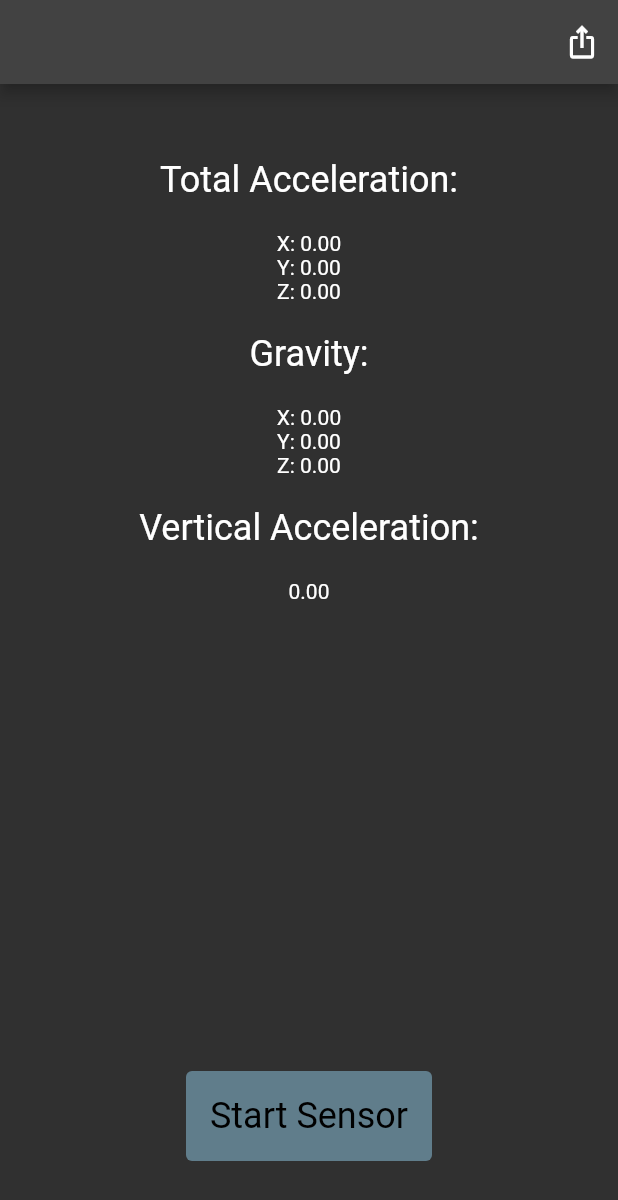
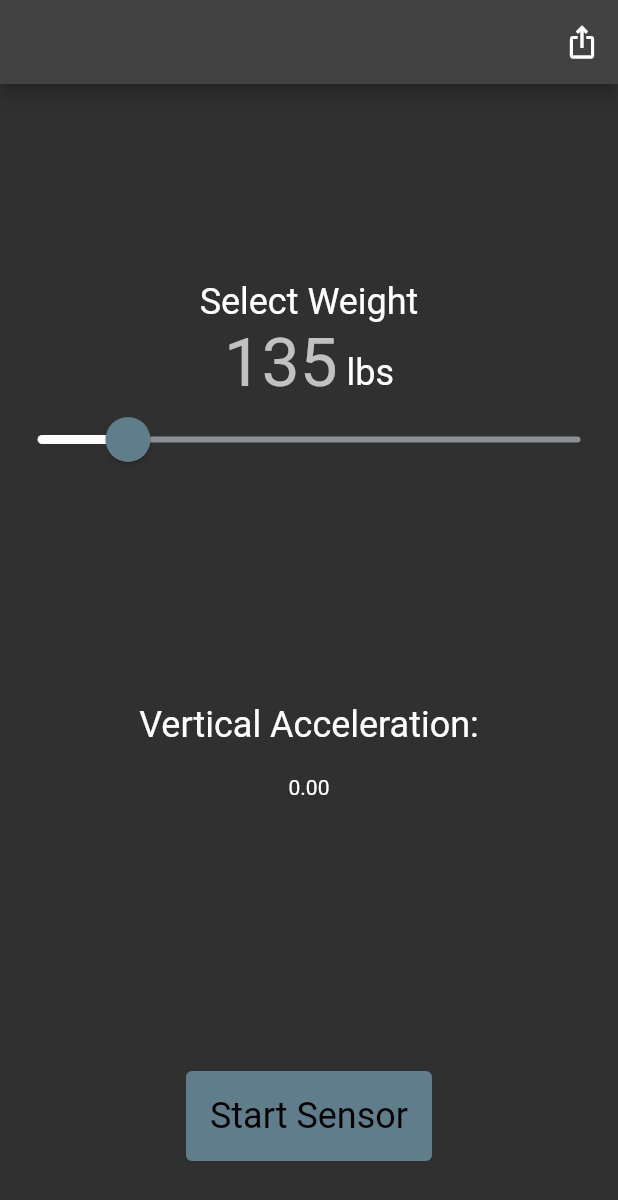
Before and after one commit to calexluke/smart_barbell_collar, a Flutter app: the SensorViewPage screen opened directly with empty values, on a phone screen of 412 x 824 dp. Shown: the top 1200 px of the screen. Run offline on Flutter 3.47's test engine with Material 2 defaults, Android fonts, the phone set to English and light mode, and no system bars; our stand-ins replace sensors_plus, share_plus.

Commit message:
Add slider to allow user to select weight on the bar

```diff
--- a/lib/home_view.dart
+++ b/lib/home_view.dart
@@ -45,10 +45,14 @@ class _HomeViewState extends State<HomeView> {
                     isScrollControlled: true,
                     context: context,
                     builder: (BuildContext context) {
-                      return Container(
-                          height: MediaQuery.of(context).size.height * 0.8,
-                          child:
-                            SensorViewPage(title: _selectedExercise.displayString)
+                      return SingleChildScrollView(
+                        padding: EdgeInsets.only(
+                            bottom: MediaQuery.of(context).viewInsets.bottom),
+                        child: Container(
+                            height: MediaQuery.of(context).size.height * 0.8,
+                            child:
+                              SensorViewPage(title: _selectedExercise.displayString)
+                        ),
                       );
                     }
                 )
--- a/lib/sensor_view.dart
+++ b/lib/sensor_view.dart
@@ -5,6 +5,7 @@ import 'package:sensors_plus/sensors_plus.dart';
 import 'sensor_manager.dart';
 import 'constants.dart';
 import 'file_handler.dart';
+import 'package:flutter/services.dart';
 
 class SensorViewPage extends StatefulWidget {
   const SensorViewPage({super.key, required this.title});
@@ -26,6 +27,7 @@ class _SensorViewPageState extends State<SensorViewPage> {
   Acceleration _latestUserAccelerometerValue = Acceleration(0, 0, 0);
   Acceleration _latestGravityValue = Acceleration(0, 0, 0);
   List<AccelerationDataPoint> _verticalAccelerationData = [AccelerationDataPoint(0.0, DateTime.now())];
+  int _selectedWeight = 135;
 
   final _streamSubscriptions = <StreamSubscription<dynamic>>[];
   FileHandler handler = FileHandler();
@@ -46,22 +48,49 @@ class _SensorViewPageState extends State<SensorViewPage> {
         child: Column(
           mainAxisAlignment: MainAxisAlignment.center,
           children: <Widget>[
-            Padding(
-              padding: const EdgeInsets.fromLTRB(20, 50, 20, 20),
-              child: Text(
-                'Total Acceleration:',
-                  style: Theme.of(context).textTheme.headline5
+            const Spacer(),
+            Text(
+              'Select Weight',
+              style: Theme.of(context).textTheme.headlineSmall,
+            ),
+            Row(
+                mainAxisAlignment: MainAxisAlignment.center,
+                crossAxisAlignment: CrossAxisAlignment.baseline,
+                textBaseline: TextBaseline.alphabetic,
+                children: [
+                  Text(
+                    _selectedWeight.toString(),
+                    style: Theme.of(context).textTheme.headline3,
+                  ),
+                  Text(
+                    ' lbs',
+                    style: Theme.of(context).textTheme.headline5,
+                  )
+                ]),
+            SliderTheme(
+              data: SliderTheme.of(context).copyWith(
+                  activeTrackColor: Colors.white,
+                  inactiveTrackColor: const Color(0xFF8D8E98),
+                  thumbColor: Theme.of(context).colorScheme.secondary,
+                  overlayColor: Theme.of(context).colorScheme.secondary.withOpacity(0.5),
+                  thumbShape:
+                  const RoundSliderThumbShape(enabledThumbRadius: 15.0),
+                  overlayShape:
+                  const RoundSliderOverlayShape(overlayRadius: 25.0)),
+              child: Slider(
+                value: _selectedWeight.toDouble(),
+                min: 45.0,
+                max: 585.0,
+                onChanged: (double newValue) {
+                  int intValue = newValue.round();
+                  int nearestFivePounds = (intValue ~/ 5) * 5;
+                  setState(() {
+                    _selectedWeight = nearestFivePounds;
+                  });
+                },
               ),
             ),
-            accelerationStack(_latestAccelerometerValue),
-            Padding(
-              padding: const EdgeInsets.all(20.0),
-              child: Text(
-                  'Gravity:',
-                  style: Theme.of(context).textTheme.headline5
-              ),
-            ),
-            accelerationStack(_latestGravityValue),
+            const Spacer(),
             Padding(
               padding: const EdgeInsets.all(20.0),
               child: Text(
```
